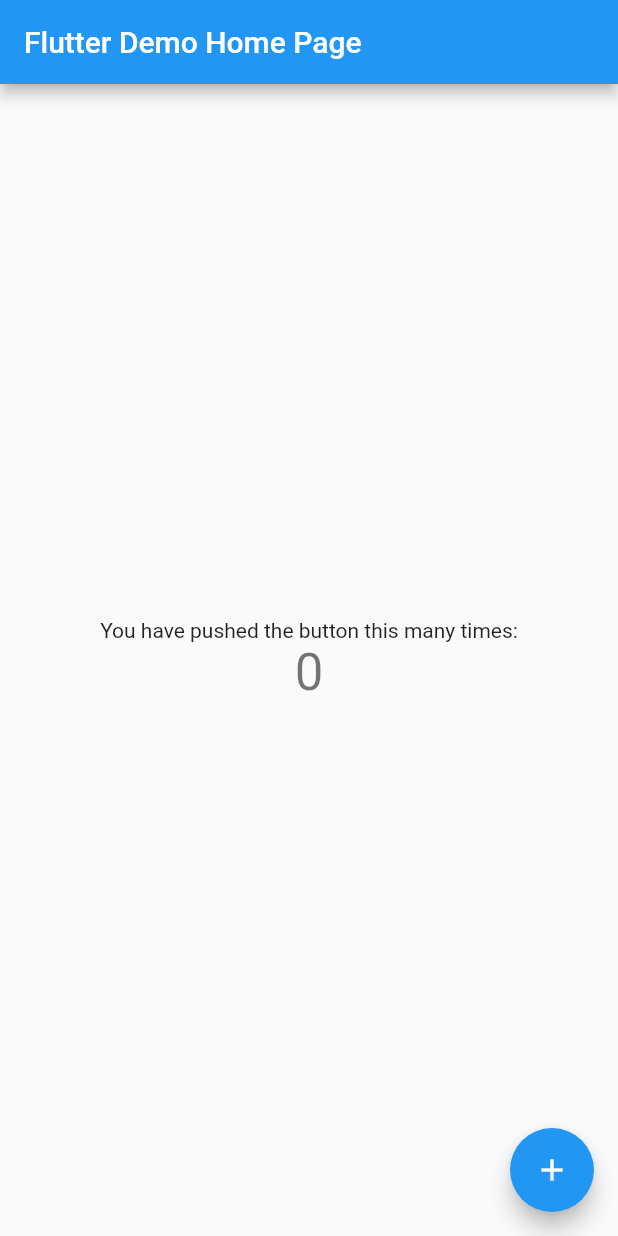
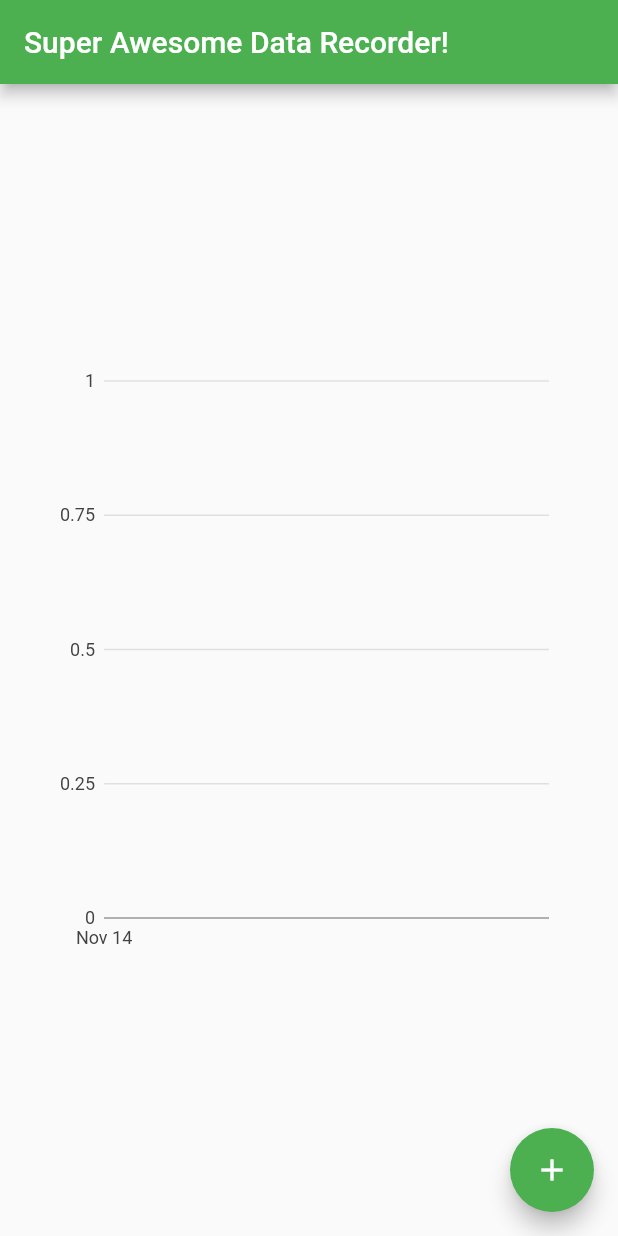
Before and after one commit to nick-palmer/data-recorder, a Flutter app: the screen it shows after launch, on a phone screen of 412 x 824 dp. Run offline on Flutter 3.47's test engine with Material 2 defaults, Android fonts, the phone set to English and light mode, and no system bars; our stand-ins replace charts_flutter, date_format.

Commit message:
Added graph and add point functionality

```diff
--- a/lib/main.dart
+++ b/lib/main.dart
@@ -1,109 +1,149 @@
+import 'dart:async';
+import 'dart:math';
+import 'package:charts_flutter/flutter.dart' as charts;
 import 'package:flutter/material.dart';
+import 'package:data_recorder/DataPointDialog.dart';
+import 'package:data_recorder/models/TimeSeriesDataPoint.dart';
 
-void main() => runApp(new MyApp());
 
-class MyApp extends StatelessWidget {
-  // This widget is the root of your application.
+void main() => runApp(new LineChart());
+
+class LineChart extends StatelessWidget {
+
   @override
   Widget build(BuildContext context) {
     return new MaterialApp(
-      title: 'Flutter Demo',
+      title: 'Data Recorder',
       theme: new ThemeData(
-        // This is the theme of your application.
-        //
-        // Try running your application with "flutter run". You'll see the
-        // application has a blue toolbar. Then, without quitting the app, try
-        // changing the primarySwatch below to Colors.green and then invoke
-        // "hot reload" (press "r" in the console where you ran "flutter run",
-        // or press Run > Flutter Hot Reload in IntelliJ). Notice that the
-        // counter didn't reset back to zero; the application is not restarted.
-        primarySwatch: Colors.blue,
+        primarySwatch: Colors.green,
       ),
-      home: new MyHomePage(title: 'Flutter Demo Home Page'),
+      home: new DataVisualizerLineGraph(title: 'Record some data!'),
+    );
+  }
+
+}
+
+
+class DataVisualizerLineGraph extends StatefulWidget {
+
+  // Widget properties
+  final String title;
+
+  // Constructor
+  DataVisualizerLineGraph({Key key, this.title}) : super(key: key);
+
+  // Create the state of the widget
+  @override
+  _DataVisualizerLineGraphState createState() => new _DataVisualizerLineGraphState();
+}
+
+class _DataVisualizerLineGraphState extends State<DataVisualizerLineGraph> {
+
+  // Define state properties
+  List<TimeSeriesDataPoint> dataPoints = new List<TimeSeriesDataPoint>();
+  final bool animate = true;
+
+  /// Define any functions that modify the state here...
+
+  // Add a random data point
+  void _addDataPoint(TimeSeriesDataPoint dataPoint) {
+    final random = new Random();
+    setState(() {
+      // If the point is not specified, create a random point
+      if(dataPoint == null) {
+        dataPoints.add(new TimeSeriesDataPoint(new DateTime.now(),
+            random.nextDouble() * 100));
+      } else {
+        dataPoints.add(dataPoint);
+      }
+    });
+  }
+
+  // Open uop the dialog to add a new point
+//  void _openAddDataPointDialog() {
+//    Navigator.of(context).push(new MaterialPageRoute<Null>(
+//        builder: (BuildContext context) {
+//          return new DataPointDialog.add(1.0);
+//        },
+//        fullscreenDialog: true
+//    ));
+//  }
+
+  // Open the dialog and return the value asynchronously
+  Future _openAddDataPointDialogAsync() async {
+    TimeSeriesDataPoint save = await Navigator.of(context).push(
+        new MaterialPageRoute<TimeSeriesDataPoint>(
+        builder: (BuildContext context) {
+          return new DataPointDialog.add(1.0);
+        },
+        fullscreenDialog: true
+    ));
+    if (save != null) {
+      _addDataPoint(save);
+    }
+  }
+
+  // Perform any initialization here, e.g. send http request
+  @override
+  void initState() {
+    super.initState();
+  }
+
+
+  @override
+  Widget build(BuildContext context) {
+
+    return new Scaffold(
+        appBar: new AppBar(
+        title: new Text("Super Awesome Data Recorder!"),
+      ),
+      body: createGraph(),
+      floatingActionButton: new FloatingActionButton(
+        onPressed: _openAddDataPointDialogAsync,
+        tooltip: 'Add Data',
+        child: new Icon(Icons.add),
+      ),
+    );
+  }
+
+  Widget createGraph() {
+
+    // Initialize the list of data points
+    if(dataPoints == null || dataPoints.length == 0) {
+      dataPoints.add(new TimeSeriesDataPoint(new DateTime.now(), 0.0));
+    }
+
+    // Define the series
+    var series = [
+      new charts.Series<TimeSeriesDataPoint, DateTime>(
+        id: 'Date Value',
+        colorFn: (_, __) => charts.MaterialPalette.green.shadeDefault,
+        domainFn: (TimeSeriesDataPoint coinsPrice, _) => coinsPrice.time,
+        measureFn: (TimeSeriesDataPoint coinsPrice, _) => coinsPrice.value,
+        data: dataPoints,
+      ),
+    ];
+
+    // Define the chart object
+    var chart = new charts.TimeSeriesChart(
+      series,
+      animate: true,
+    );
+
+    // Return the container with chart and data
+    return new Container(
+      child: new Column(
+        mainAxisAlignment: MainAxisAlignment.center,
+        children: <Widget>[
+          new Padding(
+            padding: new EdgeInsets.all(32.0),
+            child: new SizedBox(
+              height: 400.0,
+              child: chart,
+            ),
+          ),
+        ],
+      ),
     );
   }
 }
-
-class MyHomePage extends StatefulWidget {
-  MyHomePage({Key key, this.title}) : super(key: key);
-
-  // This widget is the home page of your application. It is stateful, meaning
-  // that it has a State object (defined below) that contains fields that affect
-  // how it looks.
-
-  // This class is the configuration for the state. It holds the values (in this
-  // case the title) provided by the parent (in this case the App widget) and
-  // used by the build method of the State. Fields in a Widget subclass are
-  // always marked "final".
-
-  final String title;
-
-  @override
-  _MyHomePageState createState() => new _MyHomePageState();
-}
-
-class _MyHomePageState extends State<MyHomePage> {
-  int _counter = 0;
-
-  void _incrementCounter() {
-    setState(() {
-      // This call to setState tells the Flutter framework that something has
-      // changed in this State, which causes it to rerun the build method below
-      // so that the display can reflect the updated values. If we changed
-      // _counter without calling setState(), then the build method would not be
-      // called again, and so nothing would appear to happen.
-      _counter++;
-    });
-  }
-
-  @override
-  Widget build(BuildContext context) {
-    // This method is rerun every time setState is called, for instance as done
-    // by the _incrementCounter method above.
-    //
-    // The Flutter framework has been optimized to make rerunning build methods
-    // fast, so that you can just rebuild anything that needs updating rather
-    // than having to individually change instances of widgets.
-    return new Scaffold(
-      appBar: new AppBar(
-        // Here we take the value from the MyHomePage object that was created by
-        // the App.build method, and use it to set our appbar title.
-        title: new Text(widget.title),
-      ),
-      body: new Center(
-        // Center is a layout widget. It takes a single child and positions it
-        // in the middle of the parent.
-        child: new Column(
-          // Column is also layout widget. It takes a list of children and
-          // arranges them vertically. By default, it sizes itself to fit its
-          // children horizontally, and tries to be as tall as its parent.
-          //
-          // Invoke "debug paint" (press "p" in the console where you ran
-          // "flutter run", or select "Toggle Debug Paint" from the Flutter tool
-          // window in IntelliJ) to see the wireframe for each widget.
-          //
-          // Column has various properties to control how it sizes itself and
-          // how it positions its children. Here we use mainAxisAlignment to
-          // center the children vertically; the main axis here is the vertical
-          // axis because Columns are vertical (the cross axis would be
-          // horizontal).
-          mainAxisAlignment: MainAxisAlignment.center,
-          children: <Widget>[
-            new Text(
-              'You have pushed the button this many times:',
-            ),
-            new Text(
-              '$_counter',
-              style: Theme.of(context).textTheme.display1,
-            ),
-          ],
-        ),
-      ),
-      floatingActionButton: new FloatingActionButton(
-        onPressed: _incrementCounter,
-        tooltip: 'Increment',
-        child: new Icon(Icons.add),
-      ), // This trailing comma makes auto-formatting nicer for build methods.
-    );
-  }
-}
--- /dev/null
+++ b/lib/models/TimeSeriesDataPoint.dart
@@ -0,0 +1,9 @@
+// Define the structure of the data points
+class TimeSeriesDataPoint {
+  // Properties
+  final DateTime time;
+  final double value;
+
+  // Constructor
+  TimeSeriesDataPoint(this.time, this.value);
+}
```
Also changed, not shown: lib/DataPointDialog.dart (added, +188 -0 lines), lib/DateTimeItem.dart (added, +64 -0 lines), pubspec.yaml (+5 -2 lines), pubspec.lock (added), 13 other files.
